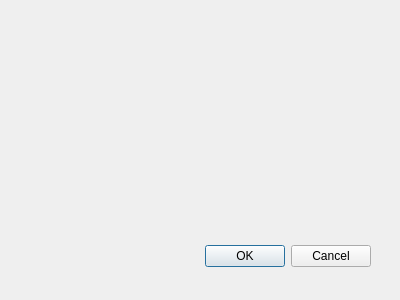
The window that new_romset_window.ui (ThKattanek/emu64) describes before a commit, drawn with Qt 5.
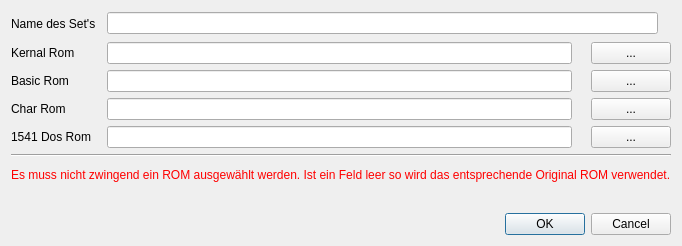
The same window after the commit.

```diff
--- a/new_romset_window.ui
+++ b/new_romset_window.ui
@@ -8,29 +8,294 @@
    <rect>
     <x>0</x>
     <y>0</y>
-    <width>400</width>
-    <height>300</height>
+    <width>609</width>
+    <height>246</height>
    </rect>
   </property>
   <property name="windowTitle">
    <string>Dialog</string>
   </property>
-  <widget name="buttonBox" class="QDialogButtonBox">
-   <property name="geometry">
-    <rect>
-     <x>30</x>
-     <y>240</y>
-     <width>341</width>
-     <height>32</height>
-    </rect>
-   </property>
-   <property name="orientation">
-    <enum>Qt::Horizontal</enum>
-   </property>
-   <property name="standardButtons">
-    <set>QDialogButtonBox::Cancel|QDialogButtonBox::Ok</set>
-   </property>
-  </widget>
+  <layout class="QVBoxLayout" name="verticalLayout">
+   <item>
+    <layout class="QHBoxLayout" name="horizontalLayout">
+     <item>
+      <widget class="QLabel" name="label">
+       <property name="minimumSize">
+        <size>
+         <width>90</width>
+         <height>0</height>
+        </size>
+       </property>
+       <property name="font">
+        <font>
+         <weight>50</weight>
+         <bold>false</bold>
+        </font>
+       </property>
+       <property name="text">
+        <string>Name des Set's</string>
+       </property>
+      </widget>
+     </item>
+     <item>
+      <widget class="QLineEdit" name="RomSetName"/>
+     </item>
+     <item>
+      <widget class="QLabel" name="ExistInfo">
+       <property name="font">
+        <font>
+         <weight>75</weight>
+         <bold>true</bold>
+        </font>
+       </property>
+       <property name="styleSheet">
+        <string notr="true">color: rgb(255, 0, 0);</string>
+       </property>
+       <property name="text">
+        <string/>
+       </property>
+      </widget>
+     </item>
+    </layout>
+   </item>
+   <item>
+    <layout class="QHBoxLayout" name="horizontalLayout_2">
+     <item>
+      <widget class="QLabel" name="label_2">
+       <property name="minimumSize">
+        <size>
+         <width>90</width>
+         <height>0</height>
+        </size>
+       </property>
+       <property name="text">
+        <string>Kernal Rom</string>
+       </property>
+      </widget>
+     </item>
+     <item>
+      <widget class="QLineEdit" name="kernal_rom">
+       <property name="enabled">
+        <bool>true</bool>
+       </property>
+       <property name="readOnly">
+        <bool>true</bool>
+       </property>
+      </widget>
+     </item>
+     <item>
+      <widget class="QLabel" name="KernalSizeError">
+       <property name="font">
+        <font>
+         <weight>75</weight>
+         <bold>true</bold>
+        </font>
+       </property>
+       <property name="styleSheet">
+        <string notr="true">color: rgb(255, 0, 0);</string>
+       </property>
+       <property name="text">
+        <string/>
+       </property>
+      </widget>
+     </item>
+     <item>
+      <widget class="QPushButton" name="sel_kernal_rom">
+       <property name="text">
+        <string>...</string>
+       </property>
+      </widget>
+     </item>
+    </layout>
+   </item>
+   <item>
+    <layout class="QHBoxLayout" name="horizontalLayout_3">
+     <item>
+      <widget class="QLabel" name="label_3">
+       <property name="minimumSize">
+        <size>
+         <width>90</width>
+         <height>0</height>
+        </size>
+       </property>
+       <property name="text">
+        <string>Basic Rom</string>
+       </property>
+      </widget>
+     </item>
+     <item>
+      <widget class="QLineEdit" name="basic_rom">
+       <property name="readOnly">
+        <bool>true</bool>
+       </property>
+      </widget>
+     </item>
+     <item>
+      <widget class="QLabel" name="BasicSizeError">
+       <property name="font">
+        <font>
+         <weight>75</weight>
+         <bold>true</bold>
+        </font>
+       </property>
+       <property name="styleSheet">
+        <string notr="true">color: rgb(255, 0, 0);</string>
+       </property>
+       <property name="text">
+        <string/>
+       </property>
+      </widget>
+     </item>
+     <item>
+      <widget class="QPushButton" name="sel_basic_rom">
+       <property name="text">
+        <string>...</string>
+       </property>
+      </widget>
+     </item>
+    </layout>
+   </item>
+   <item>
+    <layout class="QHBoxLayout" name="horizontalLayout_4">
+     <item>
+      <widget class="QLabel" name="label_4">
+       <property name="minimumSize">
+        <size>
+         <width>90</width>
+         <height>0</height>
+        </size>
+       </property>
+       <property name="text">
+        <string>Char Rom</string>
+       </property>
+      </widget>
+     </item>
+     <item>
+      <widget class="QLineEdit" name="char_rom">
+       <property name="readOnly">
+        <bool>true</bool>
+       </property>
+      </widget>
+     </item>
+     <item>
+      <widget class="QLabel" name="CharSizeError">
+       <property name="font">
+        <font>
+         <weight>75</weight>
+         <bold>true</bold>
+        </font>
+       </property>
+       <property name="styleSheet">
+        <string notr="true">color: rgb(255, 0, 0);</string>
+       </property>
+       <property name="text">
+        <string/>
+       </property>
+      </widget>
+     </item>
+     <item>
+      <widget class="QPushButton" name="sel_char_rom">
+       <property name="text">
+        <string>...</string>
+       </property>
+      </widget>
+     </item>
+    </layout>
+   </item>
+   <item>
+    <layout class="QHBoxLayout" name="horizontalLayout_5">
+     <item>
+      <widget class="QLabel" name="label_5">
+       <property name="minimumSize">
+        <size>
+         <width>90</width>
+         <height>0</height>
+        </size>
+       </property>
+       <property name="text">
+        <string>1541 Dos Rom</string>
+       </property>
+      </widget>
+     </item>
+     <item>
+      <widget class="QLineEdit" name="dos1514_rom">
+       <property name="readOnly">
+        <bool>true</bool>
+       </property>
+      </widget>
+     </item>
+     <item>
+      <widget class="QLabel" name="DosSizeError">
+       <property name="font">
+        <font>
+         <weight>75</weight>
+         <bold>true</bold>
+        </font>
+       </property>
+       <property name="styleSheet">
+        <string notr="true">color: rgb(255, 0, 0);</string>
+       </property>
+       <property name="text">
+        <string/>
+       </property>
+      </widget>
+     </item>
+     <item>
+      <widget class="QPushButton" name="sel_dos1541_rom">
+       <property name="text">
+        <string>...</string>
+       </property>
+      </widget>
+     </item>
+    </layout>
+   </item>
+   <item>
+    <widget class="Line" name="line">
+     <property name="orientation">
+      <enum>Qt::Horizontal</enum>
+     </property>
+    </widget>
+   </item>
+   <item>
+    <widget class="QLabel" name="label_6">
+     <property name="styleSheet">
+      <string notr="true">color: rgb(255, 0, 0);</string>
+     </property>
+     <property name="text">
+      <string>Es muss nicht zwingend ein ROM ausgewählt werden. Ist ein Feld leer so wird das entsprechende Original ROM verwendet.</string>
+     </property>
+    </widget>
+   </item>
+   <item>
+    <spacer name="verticalSpacer">
+     <property name="orientation">
+      <enum>Qt::Vertical</enum>
+     </property>
+     <property name="sizeType">
+      <enum>QSizePolicy::Fixed</enum>
+     </property>
+     <property name="sizeHint" stdset="0">
+      <size>
+       <width>20</width>
+       <height>20</height>
+      </size>
+     </property>
+    </spacer>
+   </item>
+   <item>
+    <widget class="QDialogButtonBox" name="buttonBox">
+     <property name="orientation">
+      <enum>Qt::Horizontal</enum>
+     </property>
+     <property name="standardButtons">
+      <set>QDialogButtonBox::Cancel|QDialogButtonBox::Ok</set>
+     </property>
+     <property name="centerButtons">
+      <bool>false</bool>
+     </property>
+    </widget>
+   </item>
+  </layout>
  </widget>
  <pixmapfunction/>
  <resources/>
```
Left out of the diff: 9 changed lines with no effect on the pictures.
